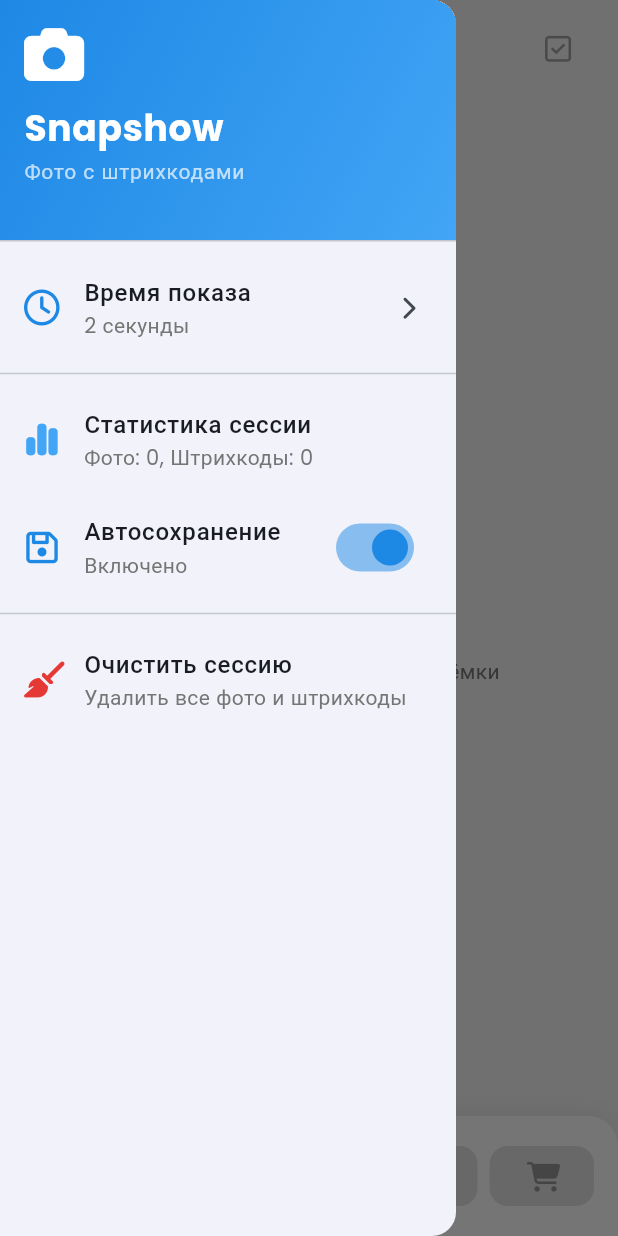
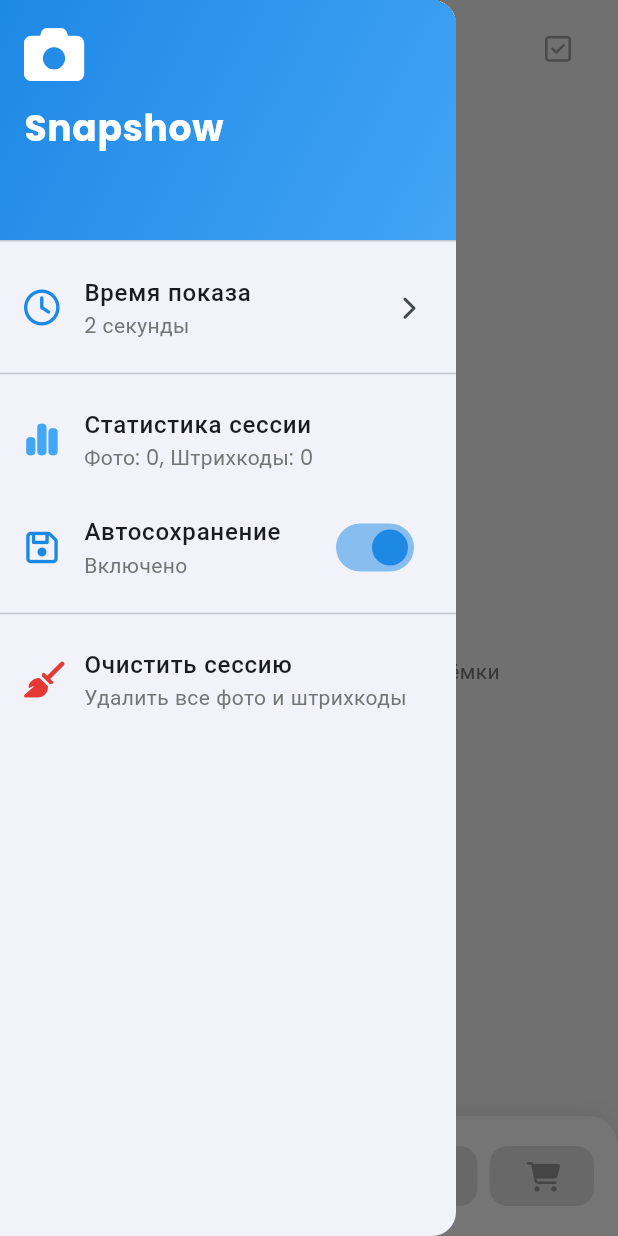
Before and after one commit to Haryabest/Snapshow, a Flutter app: the screen it shows after launch, with the side drawer open, on a phone screen of 412 x 824 dp. Run offline on Flutter 3.47's test engine with Material 3 defaults, Android fonts, the phone set to English and light mode, and no system bars; drawn by our look-alikes of flutter_animate; our stand-ins replace barcode_widget, camera, font_awesome_flutter, google_fonts, permission_handler, shared_preferences; missing offline and left inert: mobile_scanner.

Commit message:
ывсывываирfdолил99го8876

```diff
--- a/lib/screens/home_page.dart
+++ b/lib/screens/home_page.dart
@@ -682,13 +682,6 @@
                     fontWeight: FontWeight.bold,
                   ),
                 ),
-                Text(
-                  'Фото с штрихкодами',
-                  style: GoogleFonts.poppins(
-                    color: Colors.white70,
-                    fontSize: 14,
-                  ),
-                ),
               ],
             ),
           ),
@@ -735,7 +728,11 @@
                 secondary: const Icon(FontAwesomeIcons.floppyDisk, color: app_theme.AppColors.primary),
                 title: Text(
                   'Автосохранение',
-                  style: GoogleFonts.poppins(fontWeight: FontWeight.w500),
+                  style: GoogleFonts.poppins(
+                    fontWeight: FontWeight.w500,
+                  ),
+                  overflow: TextOverflow.visible,
+                  softWrap: false,
                 ),
                 subtitle: Text(
                   isAutoSaveEnabled ? 'Включено' : 'Отключено',
```
